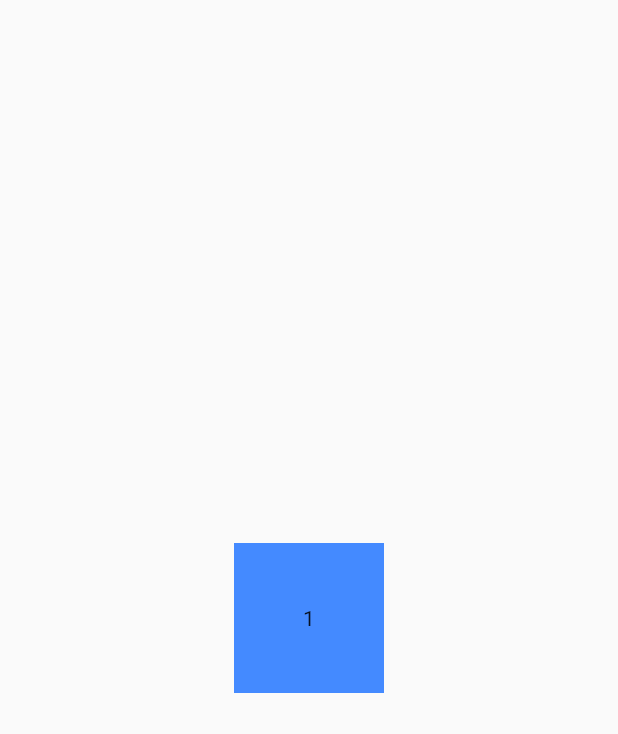
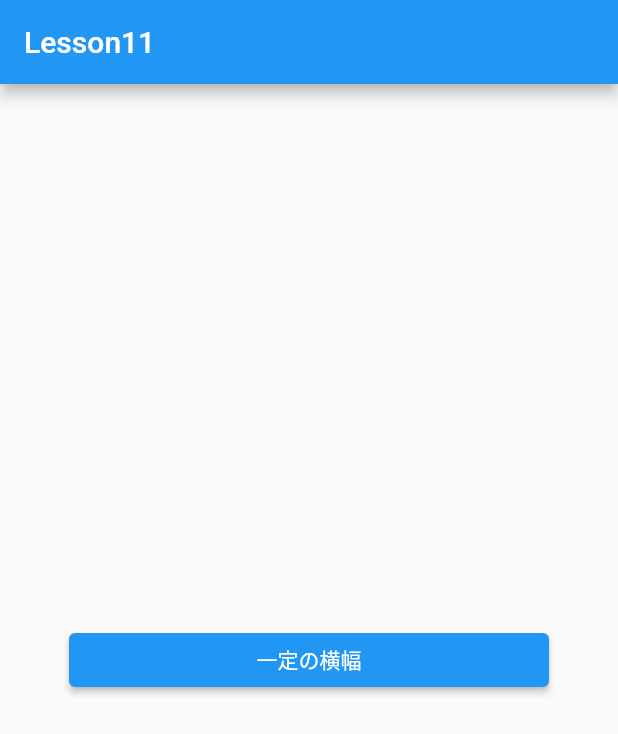
Before and after one commit to Keisuke2162/flutter_workbook, a Flutter app: the screen it shows after launch, on a phone screen of 412 x 824 dp. Shown: the top 734 px of the screen. Run offline on Flutter 3.47's test engine with Material 2 defaults, Android fonts, the phone set to English and light mode, and no system bars.

Commit message:
Lesson11実装

```diff
--- a/lib/Lesson1.dart
+++ b/lib/Lesson1.dart
@@ -7,6 +7,9 @@ class RowColumn extends StatelessWidget {
   @override
   Widget build(BuildContext context) {
     return Scaffold(
+      appBar: AppBar(
+        title: Text("Lesson1"),
+      ),
       body: Center(
         child: SizedBox(
           height: 200,
--- a/lib/Lesson10.dart
+++ b/lib/Lesson10.dart
@@ -10,6 +10,9 @@ class Lesson10 extends StatelessWidget {
     final PageController controller = PageController(initialPage: 0);
 
     return Scaffold(
+      appBar: AppBar(
+        title: Text("Lesson10"),
+      ),
       body: PageView(
         scrollDirection: Axis.horizontal,
         controller: controller,
--- /dev/null
+++ b/lib/Lesson11.dart
@@ -0,0 +1,28 @@
+import 'package:flutter/material.dart';
+
+class Lesson11 extends StatelessWidget {
+
+  @override
+  Widget build(BuildContext context) {
+    return Scaffold(
+      appBar: AppBar(
+        title: Text("Lesson11"),
+      ),
+      body: Center(
+        child: ConstrainedBox(
+          constraints: BoxConstraints(
+            minWidth: 200,
+            maxWidth: 320,
+          ),
+          child: SizedBox(
+            width: MediaQuery.of(context).size.width * 0.8,
+            child: ElevatedButton(
+              child: Text("一定の横幅"),
+              onPressed: () {},
+            ),
+          ),
+        ),
+      ),
+    );
+  }
+}
--- a/lib/Lesson2.dart
+++ b/lib/Lesson2.dart
@@ -15,6 +15,9 @@ class Lesson2 extends StatelessWidget {
   @override
   Widget build(BuildContext context) {
     return Scaffold(
+      appBar: AppBar(
+        title: Text("Lesson2"),
+      ),
       body: ListView.builder(
         itemCount: testData.length,
         itemBuilder: (context, index) {
--- a/lib/Lesson3.dart
+++ b/lib/Lesson3.dart
@@ -15,6 +15,9 @@ class Lesson3 extends StatelessWidget {
   @override
   Widget build(BuildContext context) {
     return Scaffold(
+        appBar: AppBar(
+          title: Text("Lesson3"),
+        ),
         body: ListView.builder(
           itemCount: testData.length,
           itemBuilder: (context, index) {
--- a/lib/Lesson4.dart
+++ b/lib/Lesson4.dart
@@ -14,6 +14,9 @@ class Lesson4 extends StatelessWidget {
   @override
   Widget build(BuildContext context) {
     return Scaffold(
+      appBar: AppBar(
+        title: Text("Lesson4"),
+      ),
       body: GridView.builder(
         gridDelegate: SliverGridDelegateWithFixedCrossAxisCount(
           crossAxisCount: 2,
--- a/lib/Lesson5.dart
+++ b/lib/Lesson5.dart
@@ -14,6 +14,9 @@ class Lesson5 extends StatelessWidget {
   @override
   Widget build(BuildContext context) {
     return Scaffold(
+      appBar: AppBar(
+        title: Text("Lesson5"),
+      ),
       body: GridView.builder(
         gridDelegate: SliverGridDelegateWithFixedCrossAxisCount(
           crossAxisCount: 2,
--- a/lib/Lesson6.dart
+++ b/lib/Lesson6.dart
@@ -12,6 +12,9 @@ class Lesson6 extends StatelessWidget {
   @override
   Widget build(BuildContext context) {
     return Scaffold(
+      appBar: AppBar(
+        title: Text("Lesson6"),
+      ),
       body: GridView.builder(
         gridDelegate: SliverGridDelegateWithFixedCrossAxisCount(
           crossAxisCount: 2,
--- a/lib/Lesson7.dart
+++ b/lib/Lesson7.dart
@@ -7,11 +7,12 @@ class Lesson7 extends StatelessWidget {
   @override
   Widget build(BuildContext context) {
     return Scaffold(
+      appBar: AppBar(
+        title: Text("Lesson7"),
+      ),
       body: Center(
         child: Column(
           children: [
-            SizedBox(height: 80),
-
             ElevatedButton(
               onPressed: () {
                 launch(
--- a/lib/Lesson8.dart
+++ b/lib/Lesson8.dart
@@ -7,6 +7,9 @@ class Lesson8 extends StatelessWidget {
   @override
   Widget build(BuildContext context) {
     return Scaffold(
+      appBar: AppBar(
+        title: Text("Lesson8"),
+      ),
       body: Center(
         child: Column(
           children: [
--- a/lib/Lesson9.dart
+++ b/lib/Lesson9.dart
@@ -6,6 +6,9 @@ class Lesson9 extends StatelessWidget {
   @override
   Widget build(BuildContext context) {
     return Scaffold(
+      appBar: AppBar(
+        title: Text("Lesson9"),
+      ),
       body: Center(
         child: Column(
           children: [
--- a/lib/main.dart
+++ b/lib/main.dart
@@ -2,6 +2,7 @@ import 'package:flutter/gestures.dart';
 import 'package:flutter/material.dart';
 import 'package:flutter_workbook/Lesson1.dart';
 import 'package:flutter_workbook/Lesson10.dart';
+import 'package:flutter_workbook/Lesson11.dart';
 import 'package:flutter_workbook/Lesson2.dart';
 import 'package:flutter_workbook/Lesson3.dart';
 import 'package:flutter_workbook/Lesson4.dart';
@@ -25,7 +26,7 @@ class MyApp extends StatelessWidget {
       theme: ThemeData(
         primarySwatch: Colors.blue,
       ),
-      home: Lesson10(),
+      home: Lesson11(),
     );
   }
 }
```
